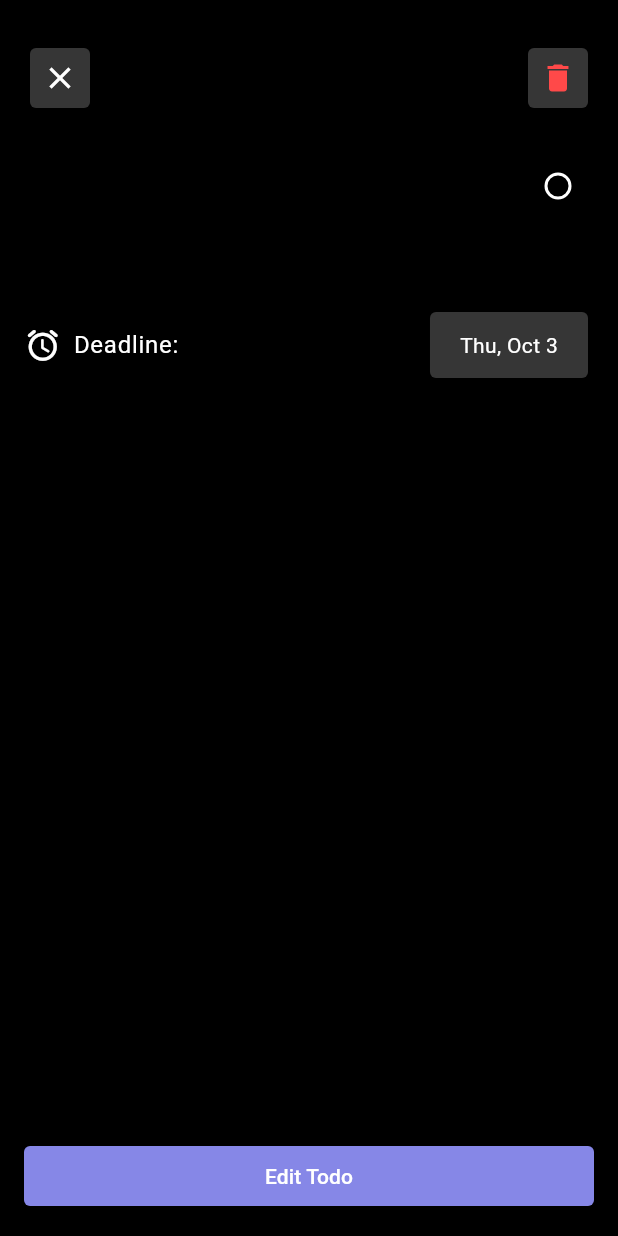
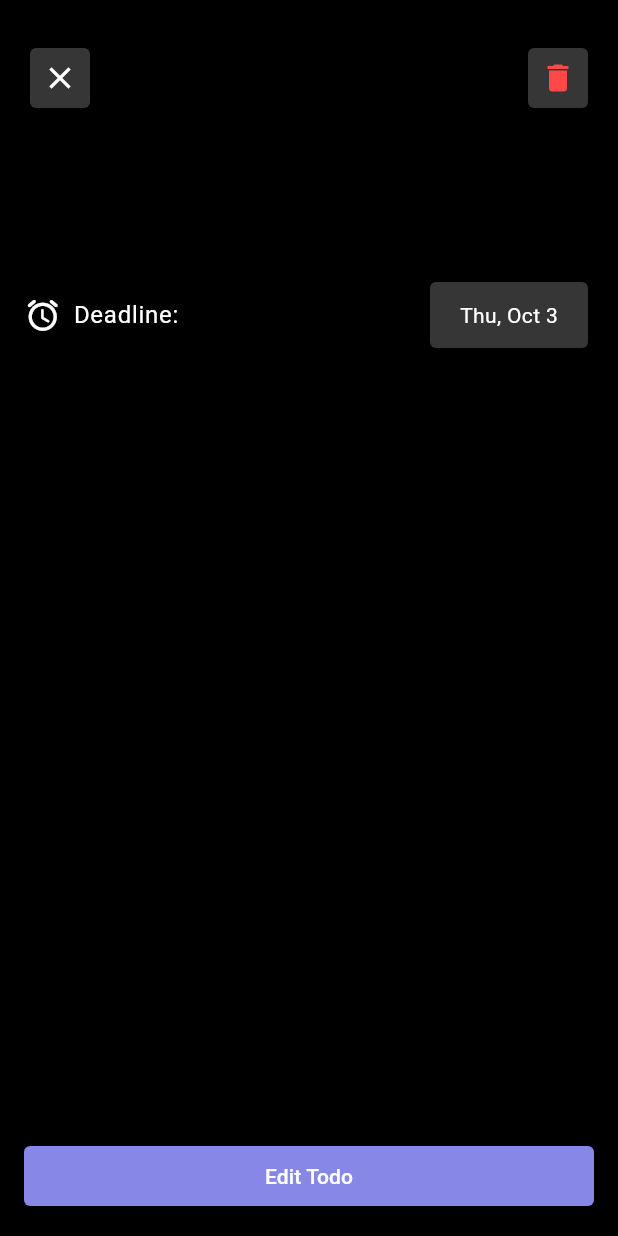
Before and after one commit to Bilawal-Mehfooz-Malik/todo_app, a Flutter app: the TodoDetailScreen screen opened directly with empty values, on a phone screen of 412 x 824 dp. Run offline on Flutter 3.47's test engine with Material 3 defaults, Android fonts, the phone set to English and light mode, and no system bars; our stand-ins replace flutter_bloc, isar; accounts and stored records are empty; generated files the repository leaves out were written again.

Commit message:
refactored code

```diff
--- a/lib/src/features/presentation/add_todo/add_todo_screen.dart
+++ b/lib/src/features/presentation/add_todo/add_todo_screen.dart
@@ -1,14 +1,14 @@
 import 'package:flutter/material.dart';
 import 'package:flutter_bloc/flutter_bloc.dart';
-import 'package:todo_app/src/features/presentation/cubits/date_cubit.dart';
 import 'package:todo_app/src/utils/extensions.dart';
 import 'package:todo_app/src/constants/app_sizes.dart';
 import 'package:todo_app/src/common/alert_dialogues.dart';
 import 'package:todo_app/src/common/custom_text_field.dart';
 import 'package:todo_app/src/features/domain/todo_model.dart';
 import 'package:todo_app/src/common/custom_elevated_button.dart';
+import 'package:todo_app/src/features/presentation/cubits/date_cubit.dart';
 import 'package:todo_app/src/features/presentation/cubits/todo_cubit.dart';
-import 'package:todo_app/src/features/presentation/add_todo/date_section.dart';
+import 'package:todo_app/src/features/presentation/add_todo/deadline_section.dart';
 
 class AddTodoScreen extends StatefulWidget {
   const AddTodoScreen({super.key, this.todo});
@@ -66,7 +66,7 @@ class _AddTodoScreenState extends State<AddTodoScreen> {
               ),
               gapH16,
               // Handle null case properly for DateSection
-              DateSection(deadline: widget.todo?.deadline),
+              DeadlineSection(deadline: widget.todo?.deadline),
               gapH16,
 
               // Save Todo Button
--- a/lib/src/features/presentation/my_todos/my_todo_screen.dart
+++ b/lib/src/features/presentation/my_todos/my_todo_screen.dart
@@ -1,6 +1,4 @@
 import 'package:flutter/material.dart';
-
-// local imports
 import 'package:todo_app/src/utils/extensions.dart';
 import 'package:todo_app/src/features/presentation/my_todos/todo_list_view.dart';
 import 'package:todo_app/src/features/presentation/add_todo/add_todo_screen.dart';
--- a/lib/src/features/presentation/my_todos/task_list_tile.dart
+++ b/lib/src/features/presentation/my_todos/task_list_tile.dart
@@ -22,7 +22,7 @@ class TodoListTile extends StatelessWidget {
   void _onTap(BuildContext context, Todo todo) {
     Navigator.of(context).push(
       MaterialPageRoute(
-        builder: (context) => TodoDetailScreen(todo: todo, todoId: todo.id),
+        builder: (context) => TodoDetailScreen(todo: todo),
       ),
     );
   }
--- a/lib/src/features/presentation/todo_details/todo_detail_screen.dart
+++ b/lib/src/features/presentation/todo_details/todo_detail_screen.dart
@@ -1,29 +1,42 @@
 import 'package:flutter/material.dart';
 import 'package:flutter_bloc/flutter_bloc.dart';
-import 'package:todo_app/src/utils/date_formatter.dart';
 import 'package:todo_app/src/utils/extensions.dart';
 import 'package:todo_app/src/constants/app_sizes.dart';
+import 'package:todo_app/src/utils/date_formatter.dart';
+import 'package:todo_app/src/common/alert_dialogues.dart';
 import 'package:todo_app/src/common/custom_icon_button.dart';
 import 'package:todo_app/src/features/domain/todo_model.dart';
 import 'package:todo_app/src/features/presentation/cubits/todo_cubit.dart';
 import 'package:todo_app/src/features/presentation/add_todo/add_todo_screen.dart';
 
 class TodoDetailScreen extends StatelessWidget {
-  final int todoId;
   final Todo todo;
 
-  const TodoDetailScreen({super.key, required this.todo, required this.todoId});
+  const TodoDetailScreen({super.key, required this.todo});
 
-  void _navigate(BuildContext context, Todo todo) {
+  void _navigateToEdit(BuildContext context) {
     Navigator.of(context).push(MaterialPageRoute(
-      builder: (context) => AddTodoScreen(todo: todo),
+      builder: (_) => AddTodoScreen(todo: todo),
     ));
+  }
+
+  Future<void> _onDelete(BuildContext context) async {
+    final confirmed = await showCustomAlertDialog(
+      context: context,
+      title: context.loc.todoDelete,
+      content: context.loc.deleteTodoBody,
+      cancelActionText: context.loc.cancel,
+      defaultActionText: context.loc.delete,
+    );
+
+    if (confirmed == true && context.mounted) {
+      context.read<TodoCubit>().deleteTodo(todo.id);
+      Navigator.of(context).pop();
+    }
   }
 
   @override
   Widget build(BuildContext context) {
-    final cubit = context.read<TodoCubit>();
-
     return Scaffold(
       body: SafeArea(
         child: Padding(
@@ -31,28 +44,8 @@ class TodoDetailScreen extends StatelessWidget {
           child: Column(
             crossAxisAlignment: CrossAxisAlignment.stretch,
             children: [
-              Expanded(
-                child: ListView(
-                  children: [
-                    gapH12,
-                    _buildTopButtons(context, cubit),
-                    gapH24,
-                    _buildTitleSection(context, cubit),
-                    gapH8,
-                    Text(
-                      todo.description,
-                      style: context.txtTheme.bodyLarge!
-                          .copyWith(color: context.color.onSecondary),
-                    ),
-                    gapH24,
-                    _buildDeadline(context),
-                  ],
-                ),
-              ),
-              ElevatedButton(
-                onPressed: () => _navigate(context, todo),
-                child: Text(context.loc.editTodo),
-              ),
+              _buildTodoDetailContent(context),
+              _buildEditButton(context),
             ],
           ),
         ),
@@ -60,7 +53,24 @@ class TodoDetailScreen extends StatelessWidget {
     );
   }
 
-  Row _buildTopButtons(BuildContext context, TodoCubit cubit) {
+  Expanded _buildTodoDetailContent(BuildContext context) {
+    return Expanded(
+      child: ListView(
+        children: [
+          gapH12,
+          _buildTopButtons(context),
+          gapH24,
+          Text(todo.name, style: context.txtTheme.titleLarge),
+          gapH8,
+          _buildDescription(context),
+          gapH24,
+          _buildDeadlineRow(context),
+        ],
+      ),
+    );
+  }
+
+  Row _buildTopButtons(BuildContext context) {
     return Row(
       mainAxisAlignment: MainAxisAlignment.spaceBetween,
       children: [
@@ -71,40 +81,42 @@ class TodoDetailScreen extends StatelessWidget {
         CustomIconButton(
           color: context.color.error,
           icon: Icons.delete,
-          onTap: () {
-            cubit.deleteTodo(todo.id);
-            Navigator.of(context).pop();
-          },
+          onTap: () => _onDelete(context),
         ),
       ],
     );
   }
 
-  Row _buildTitleSection(BuildContext context, TodoCubit cubit) {
+  Widget _buildDescription(BuildContext context) {
+    return Text(
+      todo.description,
+      style: context.txtTheme.bodyLarge!
+          .copyWith(color: context.color.onSecondary),
+    );
+  }
+
+  Widget _buildDeadlineRow(BuildContext context) {
     return Row(
       mainAxisAlignment: MainAxisAlignment.spaceBetween,
       children: [
-        Expanded(child: Text(todo.name, style: context.txtTheme.titleLarge)),
-        Checkbox(
-          value: todo.isCompleted,
-          onChanged: (value) => cubit.toggleCompletion(todo),
-        ),
+        _buildDeadlineLabel(context),
+        _buildDeadlineCard(context),
       ],
     );
   }
 
-  Row _buildDeadline(BuildContext context) {
+  Widget _buildDeadlineLabel(BuildContext context) {
     return Row(
-      mainAxisAlignment: MainAxisAlignment.spaceBetween,
-      children: [
-        Row(
       children: [
         const Icon(Icons.alarm_rounded, size: 25),
         gapW8,
         Text(context.loc.deadline, style: context.txtTheme.bodyLarge),
       ],
-        ),
-        Card(
+    );
+  }
+
+  Widget _buildDeadlineCard(BuildContext context) {
+    return Card(
       child: Padding(
         padding: const EdgeInsets.symmetric(
           horizontal: Sizes.p20,
@@ -115,8 +127,13 @@ class TodoDetailScreen extends StatelessWidget {
           style: context.txtTheme.bodyMedium,
         ),
       ),
-        ),
-      ],
+    );
+  }
+
+  Widget _buildEditButton(BuildContext context) {
+    return ElevatedButton(
+      onPressed: () => _navigateToEdit(context),
+      child: Text(context.loc.editTodo),
     );
   }
 }
--- a/lib/src/localization/app_en.arb
+++ b/lib/src/localization/app_en.arb
@@ -20,6 +20,7 @@
 
   "todoDelete": "Todo Delete!",
   "deleteTodoBody": "Are you sure you want to delete this todo.",
+  "completedTodos": "Completed Todos",
 
   "ok": "Ok",
   "cancel": "Cancel",
```
Also changed, not shown: lib/src/common/responsive_center.dart (deleted, +0 -49 lines), lib/src/common/responsive_scrollable_card.dart (deleted, +0 -28 lines), lib/src/common/responsive_two_column_layout.dart (deleted, +0 -57 lines), lib/src/features/presentation/add_todo/deadline_section.dart (renamed from lib/src/features/presentation/add_todo/date_section.dart, +4 -4 lines), lib/src/features/presentation/my_todos/todo_list_view.dart (+66 -7 lines). Lines whose indentation alone changed are shown as unchanged.
